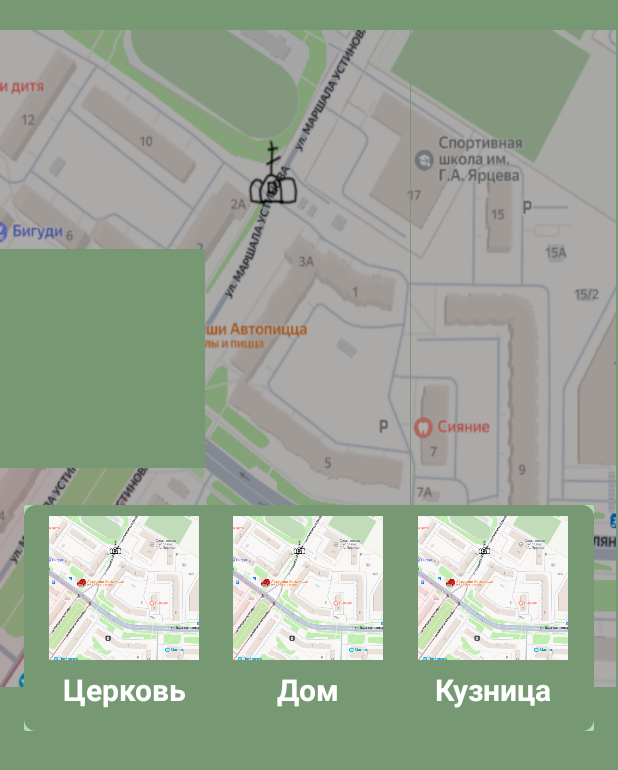
After one commit to ribtie/KostromskayaSloboda, an Android app: the fragment Church1 placed in its activity, on a phone screen of 412 x 824 dp. The commit adds this screen. Shown: the top 770 px of the screen. Run offline under Robolectric (Android 15) with nearby library versions, the phone set to English and light mode, and no system bars.

Commit message:
все работает

```diff
--- /dev/null
+++ b/app/src/main/java/com/example/kostromskayasloboda/Church1.java
@@ -0,0 +1,63 @@
+package com.example.kostromskayasloboda;
+import android.app.Dialog;
+import android.os.Bundle;
+import android.view.Gravity;
+import android.view.LayoutInflater;
+import android.view.View;
+import android.view.ViewGroup;
+import android.widget.LinearLayout;
+import android.widget.RadioGroup;
+import android.widget.Toast;
+import androidx.annotation.Nullable;
+import androidx.fragment.app.DialogFragment;
+
+public class Church1 extends DialogFragment {
+    public static final String RESULT_KEY = "correct_answer_result";
+
+    public interface OnCorrectAnswerListener {
+        void onCorrectAnswer();
+    }
+    public static Runnable onCorrectAnswerGlobal;
+
+
+    @Nullable
+    @Override
+    public View onCreateView(LayoutInflater inflater, ViewGroup container, Bundle savedInstanceState) {
+        View view = inflater.inflate(R.layout.church1_test, container, false);
+
+        LinearLayout rightAnswer = view.findViewById(R.id.right_answer);
+        LinearLayout wrongAnswer1 = view.findViewById(R.id.wrong_answer1);
+        LinearLayout wrongAnswer2 = view.findViewById(R.id.wrong_answer2);
+
+
+
+        rightAnswer.setOnClickListener(v -> {
+            Toast.makeText(getContext(), "✅ Верно!", Toast.LENGTH_SHORT).show();
+            if (onCorrectAnswerGlobal != null) {
+                onCorrectAnswerGlobal.run();
+            }
+            dismiss();
+        });
+
+
+        View.OnClickListener wrongAnswerListener = v ->
+                Toast.makeText(getContext(), "❌ Неверно", Toast.LENGTH_SHORT).show();
+
+        wrongAnswer1.setOnClickListener(wrongAnswerListener);
+        wrongAnswer2.setOnClickListener(wrongAnswerListener);
+
+        return view;
+    }
+
+    @Override
+    public void onStart() {
+        super.onStart();
+        Dialog dialog = getDialog();
+        if (dialog != null) {
+            // Устанавливаем размеры диалога и позицию по центру
+            dialog.getWindow().setLayout(ViewGroup.LayoutParams.MATCH_PARENT, ViewGroup.LayoutParams.WRAP_CONTENT);
+
+            dialog.getWindow().setGravity(Gravity.CENTER);
+        }
+    }
+}
--- a/app/src/main/java/com/example/kostromskayasloboda/MapActivity.java
+++ b/app/src/main/java/com/example/kostromskayasloboda/MapActivity.java
@@ -20,7 +20,7 @@ public class MapActivity extends AppCompatActivity {
         super.onCreate(savedInstanceState);
         setContentView(R.layout.map_activity);
         mapView = findViewById(R.id.mapView);
-
+        mapView.setActivity(this);
         locationManager = (LocationManager) getSystemService(LOCATION_SERVICE);
 
         if (ActivityCompat.checkSelfPermission(this, android.Manifest.permission.ACCESS_FINE_LOCATION)
--- a/app/src/main/java/com/example/kostromskayasloboda/MapView.java
+++ b/app/src/main/java/com/example/kostromskayasloboda/MapView.java
@@ -6,6 +6,9 @@ import android.graphics.*;
 import android.util.AttributeSet;
 import android.util.Log;
 import android.view.View;
+import android.widget.Toast;
+
+import androidx.appcompat.app.AppCompatActivity;
 
 public class MapView extends View {
 
@@ -13,24 +16,53 @@ public class MapView extends View {
     private float userX = -1;
     private float userY = -1;
     private Paint userPaint;
-
-    private float previousX = -1;
-    private float previousY = -1;
     private Bitmap userMarker;
     private float animatedX = -1;
     private float animatedY = -1;
 
+    private static final int PUZZLE_ROWS = 3;
+    private static final int PUZZLE_COLS = 3;
+    private Bitmap[] puzzlePieces = new Bitmap[PUZZLE_ROWS * PUZZLE_COLS];
+    private int missingPieceIndex = 3; //
+    public static Boolean showMissingPiece = false; // флаг, появился ли пропущенный кусок
+    private int pieceWidth, pieceHeight;
+
+
     public MapView(Context context, AttributeSet attrs) {
         super(context, attrs);
+
         mapBitmap = BitmapFactory.decodeResource(getResources(), R.drawable.museum_map);
         userMarker = BitmapFactory.decodeResource(getResources(), R.drawable.user_marker);
+        splitMapIntoPieces();
 
-        userPaint = new Paint();
-        userPaint.setColor(Color.BLUE);
-        userPaint.setStyle(Paint.Style.FILL);
+    }
+    private void splitMapIntoPieces() {
+        pieceWidth = mapBitmap.getWidth() / PUZZLE_COLS;
+        pieceHeight = mapBitmap.getHeight() / PUZZLE_ROWS;
+
+        for (int row = 0; row < PUZZLE_ROWS; row++) {
+            for (int col = 0; col < PUZZLE_COLS; col++) {
+                int index = row * PUZZLE_COLS + col;
+                if (index == missingPieceIndex && !showMissingPiece) {
+                    puzzlePieces[index] = null; // пустой кусочек
+                    continue;
+                }
+                puzzlePieces[index] = Bitmap.createBitmap(
+                        mapBitmap,
+                        col * pieceWidth,
+                        row * pieceHeight,
+                        pieceWidth,
+                        pieceHeight
+                );
+            }
+        }
     }
 
+    private AppCompatActivity activity;
 
+    public void setActivity(AppCompatActivity activity) {
+        this.activity = activity;
+    }
     public void updateUserPosition(double lat, double lon) {
             float[] xy = gpsToPixel(lat, lon);
             float newX = xy[0];
@@ -47,12 +79,11 @@ public class MapView extends View {
             }
 
 
+
             final float startX = userX;
             final float startY = userY;
             final float endX = newX;
             final float endY = newY;
-            previousX = userX;
-            previousY = userY;
             final long duration = 300;
             final long startTime = System.currentTimeMillis();
 
@@ -73,11 +104,41 @@ public class MapView extends View {
                     } else {
                         userX = endX;
                         userY = endY;
+                        checkInPosition(userX, userY);
                     }
+
                 }
-            });
 
 
+            });
+        Log.d("ТРИППИ ТРОПА",userX + " UPDATE " + userY);
+
+    }
+
+    private void checkInPosition(float userX, float userY) {
+
+        ///if (showMissingPiece) return; // уже показали
+
+        Boolean school = false;
+        if(school==false){ /// дом который ищем, координаты, отдельные методы
+            float[] schoolXy = gpsToPixel(57.737786, 41.010429);
+            float newX = schoolXy[0];
+            float newY = schoolXy[1];
+            Log.d("ТРИППИ ТРОПА",Math.abs(newX-userX) + " " + Math.abs(newY-userY)+ " " + userX + " " + userY + " " + newX + " " + newY);
+            if(Math.abs(newX-userX)<=100 && Math.abs(newY-userY)<=100) {
+                 // перерисовать с новым кусочком
+                Toast.makeText(this.getContext(), showMissingPiece + " ", Toast.LENGTH_SHORT).show();
+                Church1.onCorrectAnswerGlobal = () -> {
+                    MapView.showMissingPiece = true;
+                    splitMapIntoPieces();
+                    invalidate();
+                    Toast.makeText(activity, showMissingPiece + " ПОСЛЕ ВЕРНОГО", Toast.LENGTH_SHORT).show();
+                };
+                Church1 church1 = new Church1();
+                church1.show(activity.getSupportFragmentManager(), "Church");
+
+            }
+        }
     }
 
     private float[] gpsToPixel(double lat, double lon) {
@@ -95,41 +156,48 @@ public class MapView extends View {
 
         return new float[]{x, y};
     }
+    private float[] gpsToPixel(double[] latLon) {
+        return gpsToPixel(latLon[0], latLon[1]);
+    }
 
     @Override
     protected void onDraw(Canvas canvas) {
         super.onDraw(canvas);
 
-        Bitmap scaledMap = Bitmap.createScaledBitmap(
-                mapBitmap,
-                getWidth(),
-                getHeight(),
-                true
-        );
+        float scaleX = (float) getWidth() / mapBitmap.getWidth();
+        float scaleY = (float) getHeight() / mapBitmap.getHeight();
 
-        canvas.drawBitmap(scaledMap, 0, 0, null);
+        // Рисуем кусочки
+        for (int i = 0; i < puzzlePieces.length; i++) {
+            if (i == missingPieceIndex && !showMissingPiece) {
+                // Пропускаем пустой кусочек, если он ещё не показан
+                continue;
+            }
 
+            Bitmap piece = puzzlePieces[i];
+            if (piece != null) {
+                int row = i / PUZZLE_COLS;
+                int col = i % PUZZLE_COLS;
+
+                float left = col * pieceWidth * scaleX;
+                float top = row * pieceHeight * scaleY;
+
+                Bitmap scaledPiece = Bitmap.createScaledBitmap(piece,
+                        (int)(pieceWidth * scaleX),
+                        (int)(pieceHeight * scaleY),
+                        true);
+
+                canvas.drawBitmap(scaledPiece, left, top, null);
+            }
+        }
+
+        // Рисуем пользователя поверх
         if (userX >= 0 && userY >= 0) {
-            float scaleX = (float) getWidth() / (mapBitmap.getWidth());
-            float scaleY = (float) getHeight() / (mapBitmap.getHeight());
             float drawX = animatedX * scaleX - userMarker.getWidth() / 2f;
             float drawY = animatedY * scaleY - userMarker.getHeight() / 2f;
-            // 1. Вычисляем угол направления (в градусах)
-            float dx = animatedX - previousX;
-            float dy = animatedY - previousY;
-            float angle = (float) Math.toDegrees(Math.atan2(dy, dx));
-
-            // 2. Создаём матрицу поворота и трансляции
-            Matrix matrix = new Matrix();
-            matrix.postTranslate(-userMarker.getWidth() / 2f, -userMarker.getHeight() / 2f); // Центрируем
-            matrix.postRotate(angle); // Поворачиваем
-            matrix.postTranslate(drawX, drawY); // Перемещаем в нужную позицию
-
-            // 3. Рисуем повернутый маркер
-            canvas.drawBitmap(userMarker, matrix, null);
-
+            Log.d("ТРИППИ ТРОПА",userX + " onDRAW " + userY);
+            canvas.drawBitmap(userMarker, drawX, drawY, null);
         }
     }
 
-
 }
--- /dev/null
+++ b/app/src/main/res/layout/church1_test.xml
@@ -0,0 +1,92 @@
+<?xml version="1.0" encoding="utf-8"?>
+<androidx.constraintlayout.widget.ConstraintLayout xmlns:android="http://schemas.android.com/apk/res/android"
+    xmlns:tools="http://schemas.android.com/tools"
+    android:layout_width="match_parent"
+    android:layout_height="wrap_content"
+    android:background="#ADDFA8">
+<LinearLayout
+    android:layout_width="match_parent"
+    android:layout_height="wrap_content"
+    android:orientation="horizontal"
+    style="@style/BackgroundBlocks"
+    tools:ignore="MissingConstraints"
+    >
+
+    <LinearLayout
+        android:layout_width="wrap_content"
+        android:layout_height="match_parent"
+        android:layout_weight="1"
+        android:id="@+id/right_answer"
+        android:orientation="vertical"
+        android:gravity="center"
+        android:textAlignment="center">
+
+        <ImageView
+            android:layout_width="100dp"
+            android:layout_height="100dp"
+            android:src="@drawable/museum_map">
+
+        </ImageView>
+
+        <TextView
+            style="@style/WhiteTextBlocksWithoutBackground"
+            android:layout_width="match_parent"
+            android:layout_height="wrap_content"
+            android:gravity="center"
+            android:text="Церковь">
+
+        </TextView>
+    </LinearLayout>
+    <LinearLayout
+        android:layout_width="wrap_content"
+        android:layout_height="match_parent"
+        android:layout_weight="1"
+        android:id="@+id/wrong_answer1"
+        android:orientation="vertical"
+        android:gravity="center"
+        android:textAlignment="center">
+
+        <ImageView
+            android:layout_width="100dp"
+            android:layout_height="100dp"
+            android:src="@drawable/museum_map">
+
+        </ImageView>
+
+        <TextView
+            style="@style/WhiteTextBlocksWithoutBackground"
+            android:layout_width="match_parent"
+            android:layout_height="wrap_content"
+            android:gravity="center"
+            android:text="Дом">
+
+        </TextView>
+    </LinearLayout>
+    <LinearLayout
+        android:layout_width="wrap_content"
+        android:layout_height="match_parent"
+        android:layout_weight="1"
+        android:id="@+id/wrong_answer2"
+        android:orientation="vertical"
+        android:gravity="center"
+        android:textAlignment="center">
+
+        <ImageView
+            android:layout_width="100dp"
+            android:layout_height="100dp"
+            android:src="@drawable/museum_map">
+
+        </ImageView>
+
+        <TextView
+            style="@style/WhiteTextBlocksWithoutBackground"
+            android:layout_width="match_parent"
+            android:layout_height="wrap_content"
+            android:gravity="center"
+            android:text="Кузница">
+
+        </TextView>
+    </LinearLayout>
+
+</LinearLayout>
+</androidx.constraintlayout.widget.ConstraintLayout>
--- a/app/src/main/res/layout/map_activity.xml
+++ b/app/src/main/res/layout/map_activity.xml
@@ -1,7 +1,9 @@
 <?xml version="1.0" encoding="utf-8"?>
 <FrameLayout xmlns:android="http://schemas.android.com/apk/res/android"
     android:layout_width="match_parent"
-    android:layout_height="match_parent">
+    android:layout_height="match_parent"
+    android:paddingTop="20dp"
+    android:background="#ADDFA8">
     <LinearLayout
         android:layout_width="match_parent"
         android:layout_height="match_parent">
```
Also changed, not shown: app/src/main/res/drawable/museum_map.png, app/src/main/res/drawable/user_marker.png.
